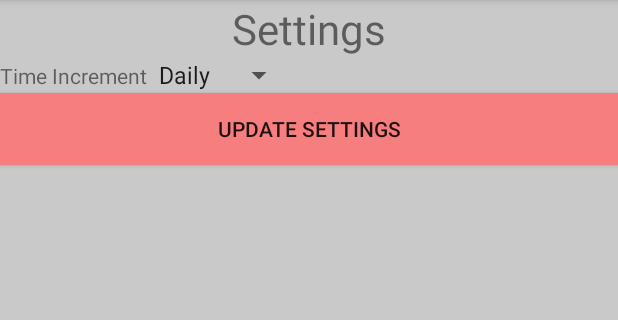
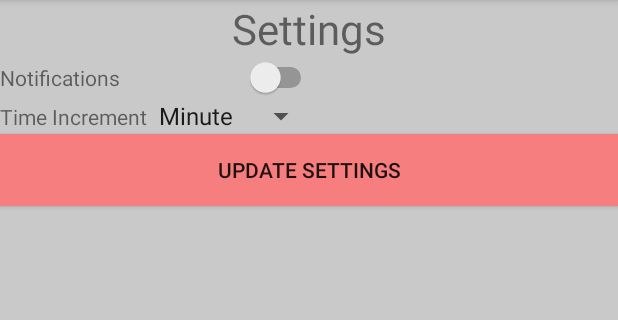
Before and after one commit to thaovyvan/PiggyBank, an Android app: the settingsActivity screen opened directly, with no data from a screen before it, on a phone screen of 412 x 824 dp, the part 84-404 px from its top. Run offline under Robolectric (Android 15) with nearby library versions, the phone set to English and light mode, and no system bars.

Commit message:
Repeating notifications are pretty much done (enough for this as an assignment) Notifications can be started or cancelled in the settings May want to make some changes the activity that gets triggered at some point

```diff
--- a/app/src/main/java/com/example/piggybank_app/AlarmReceiver.java
+++ b/app/src/main/java/com/example/piggybank_app/AlarmReceiver.java
@@ -1,14 +1,23 @@
 package com.example.piggybank_app;
 
+import android.app.AlarmManager;
+import android.app.PendingIntent;
 import android.content.BroadcastReceiver;
 import android.content.Context;
 import android.content.Intent;
 import android.util.Log;
 
+import static android.content.Context.ALARM_SERVICE;
+
 public class AlarmReceiver extends BroadcastReceiver {
 
     String TAG = "AlarmReceiver";
     private String CHANNEL_ID = "PiggyBank";
+
+    //picked random number, hope it doesn't conflict with anything
+    private static int NOTIFICATION_CODE = 672;
+
+
 
     @Override
     public void onReceive(Context context, Intent intent) {
@@ -22,4 +31,32 @@ public class AlarmReceiver extends BroadcastReceiver {
 
         //Trigger notification
     }
+
+    public static boolean hasNotificationAlarm(Context context){
+        Intent intent = new Intent(context, AlarmReceiver.class);
+        PendingIntent pendingIntent= PendingIntent.getBroadcast(context, NOTIFICATION_CODE, intent, PendingIntent.FLAG_NO_CREATE);
+        return pendingIntent != null;
+    }
+
+    public static void setNotificationAlarm(Context context, long timeInterval){
+        AlarmManager alarmManager;
+
+        Intent intent1 = new Intent(context, AlarmReceiver.class);
+        //small increments for testing purposes
+        long minute = 1000 * 60;
+        long hour = minute * 60;
+        long delay = minute;
+        PendingIntent pendingIntent = PendingIntent.getBroadcast(context, NOTIFICATION_CODE, intent1, 0);
+        alarmManager = (AlarmManager) context.getSystemService(ALARM_SERVICE);
+        alarmManager.setInexactRepeating(AlarmManager.RTC_WAKEUP, System.currentTimeMillis() + timeInterval, timeInterval, pendingIntent);
+
+    }
+
+    public static void disableNotificationAlarm(Context context){
+        Intent intent1 = new Intent(context, AlarmReceiver.class);
+        AlarmManager alarmManager = (AlarmManager) context.getSystemService(ALARM_SERVICE);
+
+        PendingIntent pendingIntent = PendingIntent.getBroadcast(context, NOTIFICATION_CODE, intent1, 0);
+        alarmManager.cancel(pendingIntent);
+    }
 }
--- a/app/src/main/java/com/example/piggybank_app/settingsActivity.java
+++ b/app/src/main/java/com/example/piggybank_app/settingsActivity.java
@@ -2,16 +2,21 @@ package com.example.piggybank_app;
 
 import androidx.appcompat.app.AppCompatActivity;
 
+import android.app.AlarmManager;
 import android.os.Bundle;
 import android.view.View;
+import android.widget.AdapterView;
 import android.widget.ArrayAdapter;
 import android.widget.Button;
 import android.widget.Spinner;
+import android.widget.Switch;
 
 public class settingsActivity extends AppCompatActivity {
+    private Switch notificationsSwitch;
+    private Spinner timeIncrementSpinner;
 
-    Spinner timeIncrementSpinner;
-
+    //Currently the update settings button does the same thing as onBackPressed
+    //It should probably be changed so that updateSettings changes the settings while onBackPressed just leaves the activity
 
     @Override
     protected void onCreate(Bundle savedInstanceState) {
@@ -31,5 +36,69 @@ public class settingsActivity extends AppCompatActivity {
                 onBackPressed();
             }
         });
+
+        notificationsSwitch = findViewById(R.id.notificationSwitch);
+        notificationsSwitch.setChecked(AlarmReceiver.hasNotificationAlarm(getApplicationContext()));
+        //enable or disable notifications based on whether the notification setting is checked
+        notificationsSwitch.setOnClickListener(new View.OnClickListener() {
+            @Override
+            public void onClick(View view) {
+                if (notificationsSwitch.isChecked()){
+                    timeIncrementSpinner.setEnabled(true);
+                    //Will need to change this later
+                    AlarmReceiver.setNotificationAlarm(getApplicationContext(), 1000 * 60);
+                }
+                else {
+                    timeIncrementSpinner.setEnabled(false);
+                    AlarmReceiver.disableNotificationAlarm(getApplicationContext());
+                }
+            }
+        });
+
+        timeIncrementSpinner.setOnItemSelectedListener(new AdapterView.OnItemSelectedListener() {
+            @Override
+            public void onItemSelected(AdapterView<?> parent, View view, int position, long id) {
+                if (!AlarmReceiver.hasNotificationAlarm(getApplicationContext())){
+                    AlarmReceiver.disableNotificationAlarm(getApplicationContext());
+                }
+                CharSequence selection = (CharSequence) parent.getItemAtPosition(position);
+
+                long interval;
+                long minute = 1000 * 60;
+                long hour = minute * 60;
+
+                if (selection.equals("Minute")){
+                    interval = minute;
+                }
+                else if(selection.equals("Half hour")){
+//                    interval = minute * 30;
+                    interval = AlarmManager.INTERVAL_HALF_HOUR;
+                }
+                else if(selection.equals("Hourly")){
+//                    interval = hour;
+                    interval = AlarmManager.INTERVAL_HOUR;
+                }
+                else if(selection.equals("Daily")){
+//                    interval = hour * 24;
+                    interval = AlarmManager.INTERVAL_DAY;
+                }
+                else if(selection.equals("Weekly")){
+                    interval = hour * 24 * 7;
+                }
+                else if(selection.equals("Biweekly")){
+                    interval = hour * 24 * 7 * 2;
+                }
+                else{
+                    interval = hour * 24 * 7 * 4;
+                }
+
+                AlarmReceiver.setNotificationAlarm(getApplicationContext(), interval);
+            }
+
+            @Override
+            public void onNothingSelected(AdapterView<?> adapterView) {
+
+            }
+        });
     }
 }
--- a/app/src/main/res/layout/activity_settings.xml
+++ b/app/src/main/res/layout/activity_settings.xml
@@ -24,6 +24,15 @@
 
         <TableRow>
             <TextView
+                android:text="Notifications"/>
+            <Switch
+                android:id="@+id/notificationSwitch"
+                android:textOff="Off"
+                android:textOn="On"/>
+        </TableRow>
+
+        <TableRow>
+            <TextView
                 android:id="@+id/settings_timeIncrement"
                 android:text="Time Increment"/>
 
--- a/app/src/main/res/values/array.xml
+++ b/app/src/main/res/values/array.xml
@@ -1,6 +1,11 @@
 <?xml version="1.0" encoding="utf-8"?>
 <resources>
     <string-array name="timeIncrement_array">
+<!--        the minute to hour options are only here for testing/display purposes-->
+<!--        They would be removed in an actual version of the app-->
+        <item>Minute</item>
+        <item>Half Hour</item>
+        <item>Hourly</item>
         <item>Daily</item>
         <item>Weekly</item>
         <item>Biweekly</item>
```
Also changed, not shown: app/src/main/java/com/example/piggybank_app/welcomeActivity.java (+11 -8 lines).
